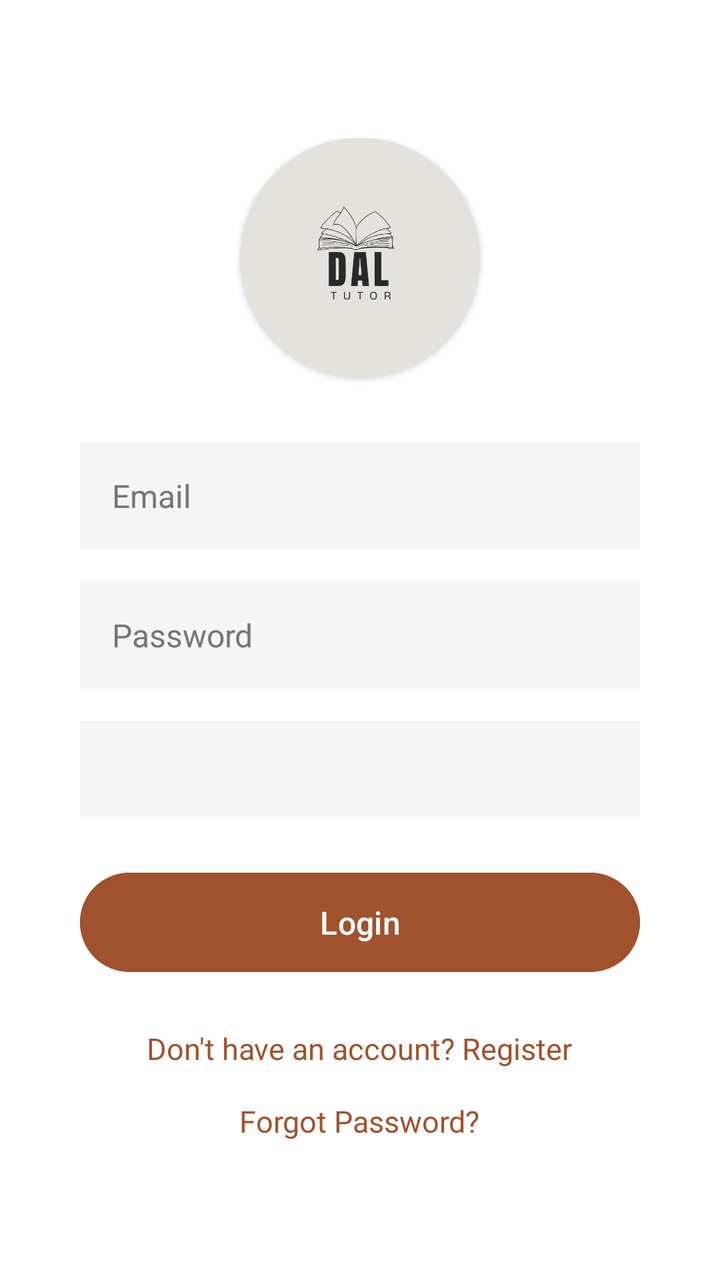
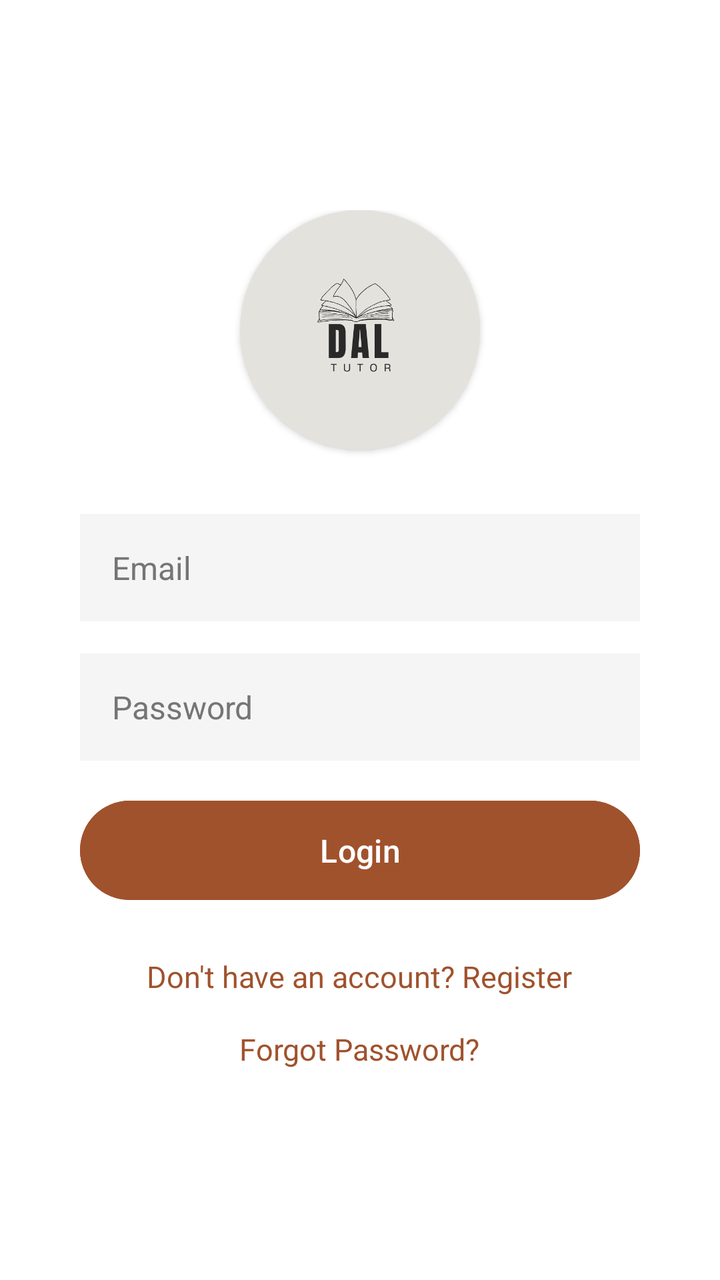

Two renders of the same Android screen: before a commit and after it. Below are the layout's source before the change and the commit's diff.
<!-- AndroidManifest.xml: application theme Theme.Csci3130Group1 -->
<!-- res/layout/activity_login.xml -->
<?xml version="1.0" encoding="utf-8"?>
<RelativeLayout xmlns:android="http://schemas.android.com/apk/res/android"
    xmlns:app="http://schemas.android.com/apk/res-auto"
    xmlns:tools="http://schemas.android.com/tools"
    android:layout_width="match_parent"
    android:layout_height="match_parent"
    android:background="#FFFFFF"
    android:padding="24dp"
    tools:context=".LoginActivity">

    <LinearLayout
        android:layout_width="match_parent"
        android:layout_height="wrap_content"
        android:layout_centerInParent="true"
        android:gravity="center"
        android:orientation="vertical"
        android:padding="16dp">

        
        <androidx.cardview.widget.CardView
            android:id="@+id/logo_container"
            android:layout_width="120dp"
            android:layout_height="120dp"
            app:cardCornerRadius="60dp"
            app:cardElevation="2dp"
            android:layout_marginBottom="32dp"
            app:cardBackgroundColor="#e4e2dd">

            <ImageView
                android:id="@+id/imageView4"
                android:layout_width="match_parent"
                android:layout_height="match_parent"
                android:src="@drawable/app_icon"
                android:scaleType="centerInside"
                android:padding="12dp" />
        </androidx.cardview.widget.CardView>

        <EditText
            android:id="@+id/username_input"
            android:layout_width="match_parent"
            android:layout_height="wrap_content"
            android:background="#F5F5F5"
            android:hint="Email"
            android:inputType="textEmailAddress"
            android:padding="16dp"
            android:layout_marginBottom="16dp"
            android:textColor="@android:color/black"
            android:textColorHint="#757575"
            android:textSize="16sp" />

        <EditText
            android:id="@+id/password_input"
            android:layout_width="match_parent"
            android:layout_height="wrap_content"
            android:layout_marginBottom="16dp"
            android:background="#F5F5F5"
            android:hint="Password"
            android:inputType="textPassword"
            android:padding="16dp"
            android:textColor="@android:color/black"
            android:textColorHint="#757575"
            android:textSize="16sp" />

        <Spinner
            android:id="@+id/role_spinner"
            android:layout_width="match_parent"
            android:layout_height="wrap_content"
            android:layout_marginBottom="24dp"
            android:background="#F5F5F5"
            android:padding="10dp"
            android:minHeight="48dp"
            android:spinnerMode="dropdown" />

        <Button
            android:id="@+id/button2"
            android:layout_width="match_parent"
            android:layout_height="wrap_content"
            android:layout_marginBottom="24dp"
            android:text="Login"
            android:padding="14dp"
            android:backgroundTint="#A0522D"
            android:textColor="@android:color/white"
            android:textSize="16sp" />

        <TextView
            android:id="@+id/register_text"
            android:layout_width="wrap_content"
            android:layout_height="wrap_content"
            android:text="Don't have an account? Register"
            android:textColor="#A0522D"
            android:textSize="15sp"
            android:layout_marginBottom="16dp"
            android:clickable="true"
            android:focusable="true"/>

        <TextView
            android:id="@+id/forgot_password"
            android:layout_width="wrap_content"
            android:layout_height="wrap_content"
            android:text="Forgot Password?"
            android:textColor="#A0522D"
            android:textSize="15sp"
            android:clickable="true"
            android:focusable="true" />
    </LinearLayout>
</RelativeLayout>
<!-- resources referenced by this layout -->
<resources>
  <!-- drawable app_icon: png bitmap (drawable, 18173 bytes) -->
  <style name="Theme.Csci3130Group1" parent="Base.Theme.Csci3130Group1" />
  <style name="Base.Theme.Csci3130Group1" parent="Theme.Material3.DayNight.NoActionBar">
          
          
      </style>
</resources>

<!-- the commit's change to res/layout/activity_login.xml (unified diff, before → after) -->
@@ -61,15 +61,7 @@
             android:textColorHint="#757575"
             android:textSize="16sp" />
 
-        <Spinner
-            android:id="@+id/role_spinner"
-            android:layout_width="match_parent"
-            android:layout_height="wrap_content"
-            android:layout_marginBottom="24dp"
-            android:background="#F5F5F5"
-            android:padding="10dp"
-            android:minHeight="48dp"
-            android:spinnerMode="dropdown" />
+        
 
         <Button
             android:id="@+id/button2"
